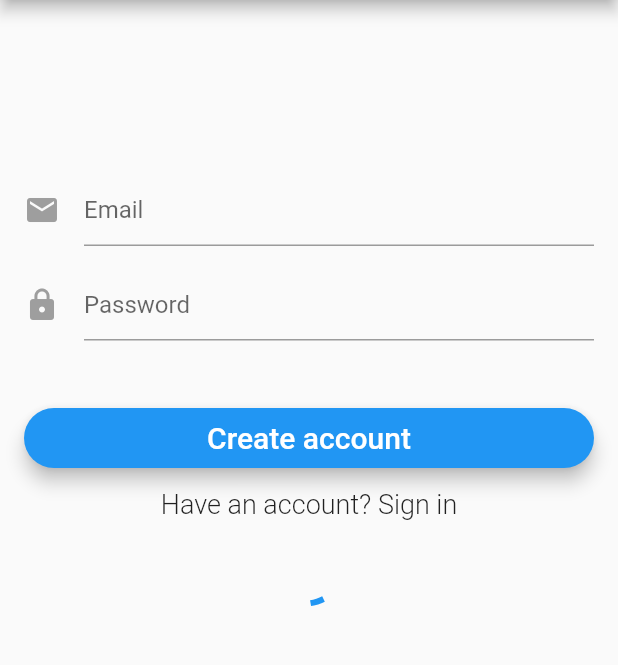
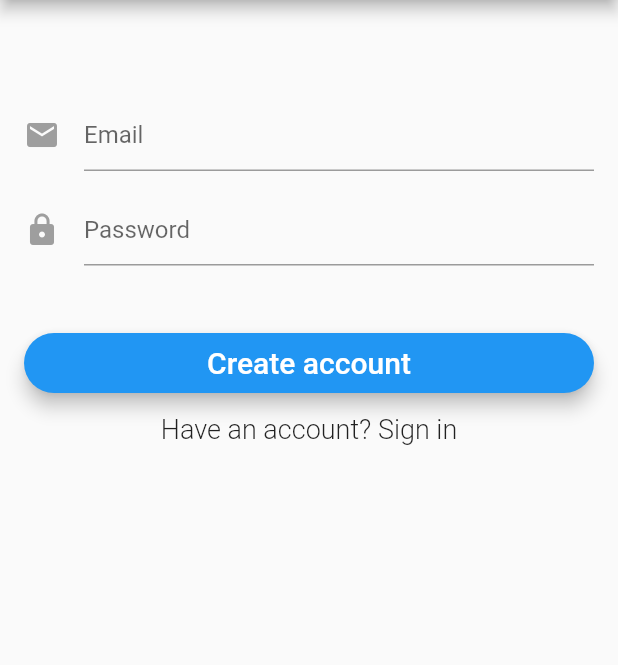
Before and after one commit to cross20/pickup, a Flutter app: the screen it shows after launch, on a phone screen of 412 x 824 dp, the part 84-749 px from its top. Run offline on Flutter 3.47's test engine with Material 2 defaults, Android fonts, the phone set to English and light mode, and no system bars; our stand-ins replace cloud_firestore, datetime_picker_formfield, firebase_auth, firebase_core, flutter_datetime_picker, google_maps_flutter and 1 more; missing offline and left inert: flutter_google_places, geocoder; accounts and stored records are empty.

```diff
--- a/lib/signup_login.dart
+++ b/lib/signup_login.dart
@@ -22,7 +22,7 @@ class _SignupLoginPageState extends State<SignupLoginPage>{
 
   String _email;
   String _password;
-  String _errorMessage ;
+  String _errorMessage="" ;
 
 //returns true if form is validated
   bool validateAndSave() {
@@ -84,7 +84,7 @@ class _SignupLoginPageState extends State<SignupLoginPage>{
       body: Stack(
         children: <Widget>[
           _showForm(),           //displays the forms
-        _showCircularProgress(),
+        //_showCircularProgress(),
         ],
       ),
     );
@@ -103,7 +103,7 @@ class _SignupLoginPageState extends State<SignupLoginPage>{
 
   Widget showEmailInput() {
     return Padding(
-      padding: const EdgeInsets.fromLTRB(0.0, 100.0, 0.0, 0.0),
+      padding: const EdgeInsets.fromLTRB(0.0, 50.0, 0.0, 0.0),
       child: new TextFormField(
         maxLines: 1,
         keyboardType: TextInputType.emailAddress,
@@ -198,14 +198,14 @@ void _showVerifyEmailSentDialog() {
 
       // display error if input for signup/login is invalid
     Widget showErrorMessage() {
-    if (_errorMessage.length > 0 && _errorMessage != null) {
+    if (_errorMessage.length > 0 && _errorMessage != "") {
       return new Text(
         _errorMessage,
         style: TextStyle(
-            fontSize: 13.0,
+            fontSize: 15.0,
             color: Colors.red,
-            height: 1.0,
-            fontWeight: FontWeight.w300),
+            height: 1.5,
+            fontWeight: FontWeight.w500),
       );
     } else {
       return new Container(
@@ -223,12 +223,12 @@ void _showVerifyEmailSentDialog() {
           child: new ListView(
             shrinkWrap: true,
             children: <Widget>[
-
+              showErrorMessage(),
               showEmailInput(),
               showPasswordInput(),
               showPrimaryButton(),
               showSecondaryButton(),
-              //showErrorMessage(),
+
             ],
           ),
         ));
```
